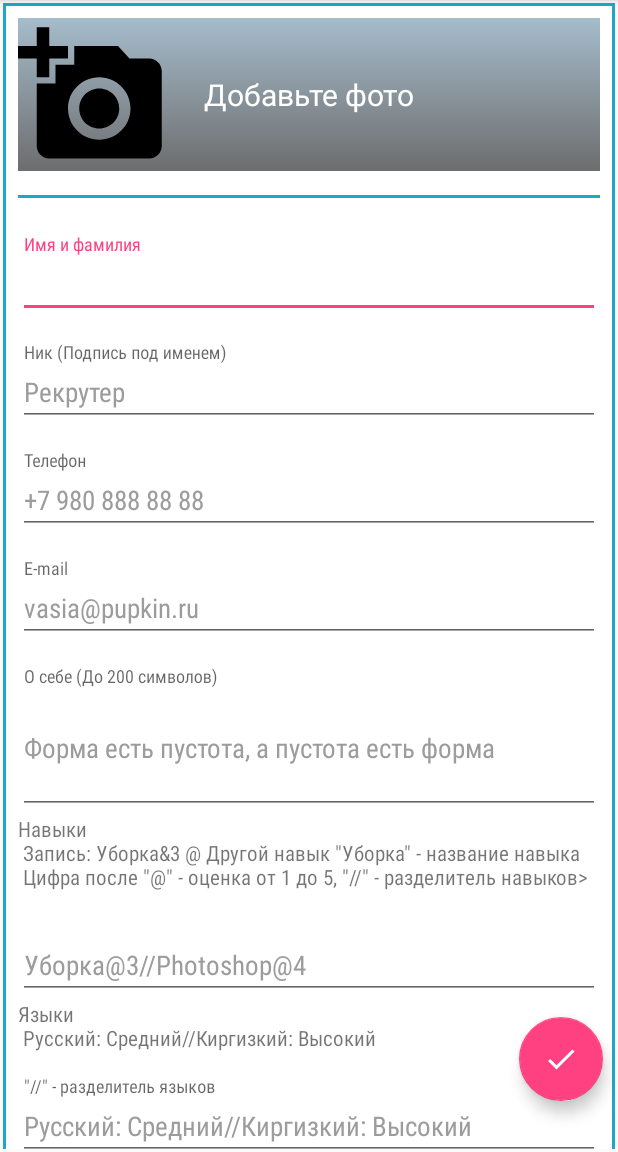
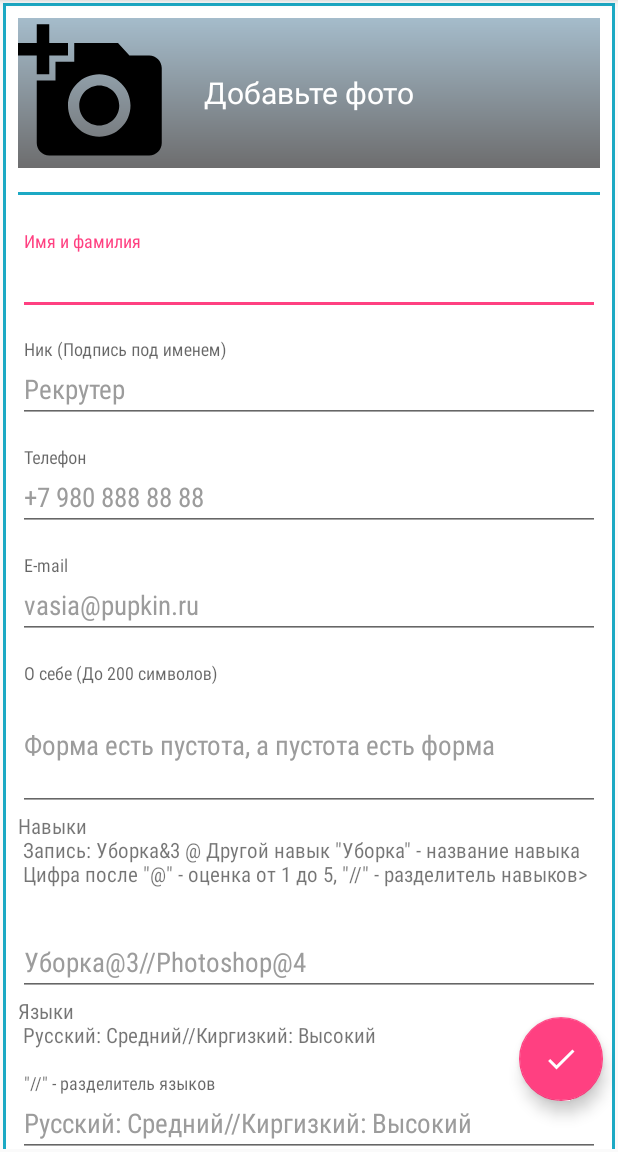
Before and after one commit to AlMel3000/ResumeDesigner, an Android app: the fragment ProfileFragment shown on its own in the app's theme, on a phone screen of 412 x 824 dp, the part 84-1236 px from its top. Run offline under Robolectric (Android 15) with nearby library versions, the phone set to English and light mode, and no system bars; our stand-ins replace Picasso; libraries missing offline, so code that uses them is left out: com.github.gorbin.asne, com.itextpdf.text; pictures from the network do not load; 5 statements that could not run were skipped.

Commit message:
дальнейшие улучшения UI

```diff
--- a/app/src/main/java/org/hr24/almel/testchallenge/ui/fragments/ProfileFragment.java
+++ b/app/src/main/java/org/hr24/almel/testchallenge/ui/fragments/ProfileFragment.java
@@ -54,6 +54,8 @@ import com.squareup.picasso.Picasso;
 import org.hr24.almel.testchallenge.R;
 import org.hr24.almel.testchallenge.ui.StartActivity;
 import org.hr24.almel.testchallenge.utils.ConstantManager;
+import org.hr24.almel.testchallenge.utils.NetworkStatusChecker;
+
 import java.io.ByteArrayOutputStream;
 import java.io.File;
 import java.io.FileOutputStream;
@@ -195,11 +197,16 @@ public class ProfileFragment extends Fragment implements OnRequestSocialPersonCo
         mUserInfoViews.add(jobDuty);
 
 
+        if(NetworkStatusChecker.isNetworkAvailable(getContext())){
         socialNetwork = MainFragment.mSocialNetworkManager.getSocialNetwork(networkId);
         socialNetwork.setOnRequestCurrentPersonCompleteListener(this);
         socialNetwork.requestCurrentPerson();
 
         StartActivity.showProgress("Loading social person");
+        } else {
+            showSnackbar("Сеть недоступна, не удалось загрузить Ваш профиль");
+        }
+
         return rootView;
     }
 
--- a/app/src/main/res/layout/profile_fragment.xml
+++ b/app/src/main/res/layout/profile_fragment.xml
@@ -33,7 +33,7 @@
 
             <FrameLayout
                 android:layout_width="match_parent"
-                android:layout_height="102dp"
+                android:layout_height="wrap_content"
                 android:layout_margin="8dp"
                 android:fitsSystemWindows="true">
                 <ImageView
```
